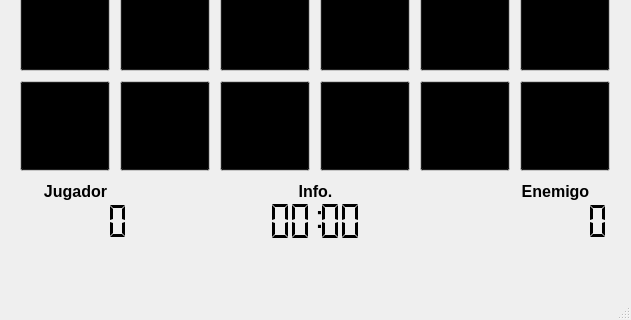
Before: the Qt Designer form client/mainwindow.ui in elesteban-os/I-Proyecto-Datos-II, drawn with Qt 5; both pictures show x 0 to 631 and y 358 to 678 of the 631 by 678 pixel window.
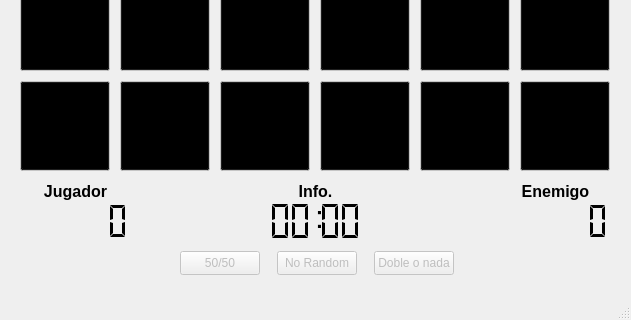
After: the same form once the commit is applied.

```diff
--- a/client/mainwindow.ui
+++ b/client/mainwindow.ui
@@ -18320,6 +18320,63 @@
      <enum>QLCDNumber::Flat</enum>
     </property>
    </widget>
+   <widget class="QPushButton" name="pu1">
+    <property name="enabled">
+     <bool>false</bool>
+    </property>
+    <property name="geometry">
+     <rect>
+      <x>180</x>
+      <y>590</y>
+      <width>80</width>
+      <height>24</height>
+     </rect>
+    </property>
+    <property name="cursor">
+     <cursorShape>PointingHandCursor</cursorShape>
+    </property>
+    <property name="text">
+     <string>50/50</string>
+    </property>
+   </widget>
+   <widget class="QPushButton" name="pu2">
+    <property name="enabled">
+     <bool>false</bool>
+    </property>
+    <property name="geometry">
+     <rect>
+      <x>277</x>
+      <y>590</y>
+      <width>80</width>
+      <height>24</height>
+     </rect>
+    </property>
+    <property name="cursor">
+     <cursorShape>PointingHandCursor</cursorShape>
+    </property>
+    <property name="text">
+     <string>No Random</string>
+    </property>
+   </widget>
+   <widget class="QPushButton" name="pu3">
+    <property name="enabled">
+     <bool>false</bool>
+    </property>
+    <property name="geometry">
+     <rect>
+      <x>374</x>
+      <y>590</y>
+      <width>80</width>
+      <height>24</height>
+     </rect>
+    </property>
+    <property name="cursor">
+     <cursorShape>PointingHandCursor</cursorShape>
+    </property>
+    <property name="text">
+     <string>Doble o nada</string>
+    </property>
+   </widget>
   </widget>
   <widget class="QMenuBar" name="menubar">
    <property name="geometry">
```
